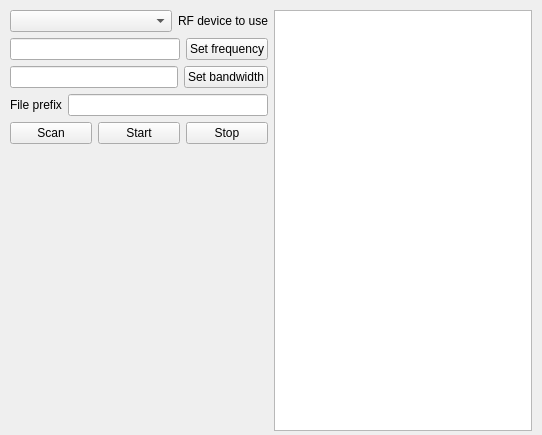
Above: qt_app/main_window.ui from player999/MultiFM before the change. Below: the same form after it.
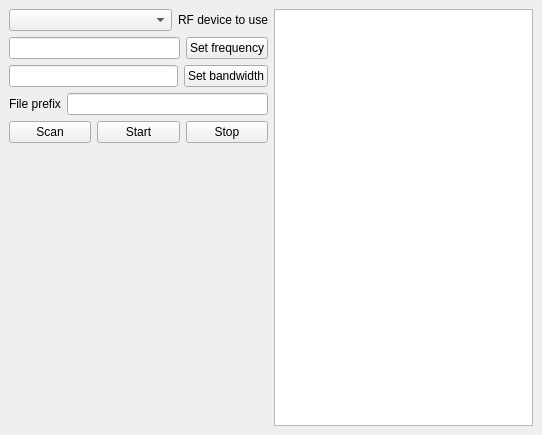
That is the form after the change.

Diff of the .ui file:
```diff
--- a/qt_app/main_window.ui
+++ b/qt_app/main_window.ui
@@ -24,7 +24,7 @@
   </property>
   <widget class="QWidget" name="widget">
    <property name="sizePolicy">
-    <sizepolicy hsizetype="Fixed" vsizetype="Fixed">
+    <sizepolicy hsizetype="Expanding" vsizetype="Expanding">
      <horstretch>0</horstretch>
      <verstretch>0</verstretch>
     </sizepolicy>
@@ -38,21 +38,15 @@
    <property name="autoFillBackground">
     <bool>false</bool>
    </property>
-   <widget class="QWidget" name="horizontalLayoutWidget">
-    <property name="geometry">
-     <rect>
-      <x>10</x>
-      <y>10</y>
-      <width>522</width>
-      <height>421</height>
-     </rect>
-    </property>
-    <layout class="QHBoxLayout" name="mainLayout">
+   <layout class="QHBoxLayout" name="horizontalLayout_6">
      <property name="sizeConstraint">
       <enum>QLayout::SetMaximumSize</enum>
      </property>
      <item>
       <layout class="QVBoxLayout" name="leftLayout">
+      <property name="sizeConstraint">
+       <enum>QLayout::SetMaximumSize</enum>
+      </property>
        <item>
         <layout class="QHBoxLayout" name="horizontalLayout">
          <item>
@@ -164,6 +158,9 @@
      </item>
      <item>
       <layout class="QVBoxLayout" name="rightLayout">
+      <property name="sizeConstraint">
+       <enum>QLayout::SetMaximumSize</enum>
+      </property>
        <item>
         <widget class="QListView" name="stationList"/>
        </item>
@@ -171,6 +168,15 @@
      </item>
     </layout>
    </widget>
+  <widget class="QMenuBar" name="menuBar">
+   <property name="geometry">
+    <rect>
+     <x>0</x>
+     <y>0</y>
+     <width>542</width>
+     <height>24</height>
+    </rect>
+   </property>
   </widget>
  </widget>
  <resources/>
```
Lines whose indentation alone changed are shown as unchanged.
